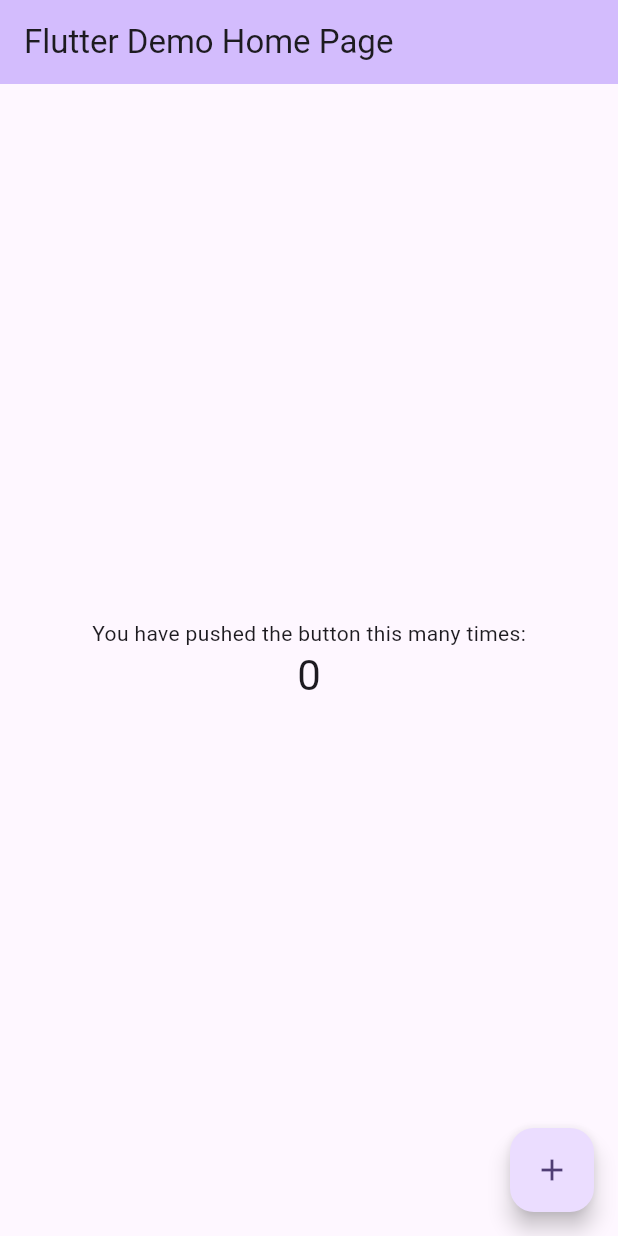
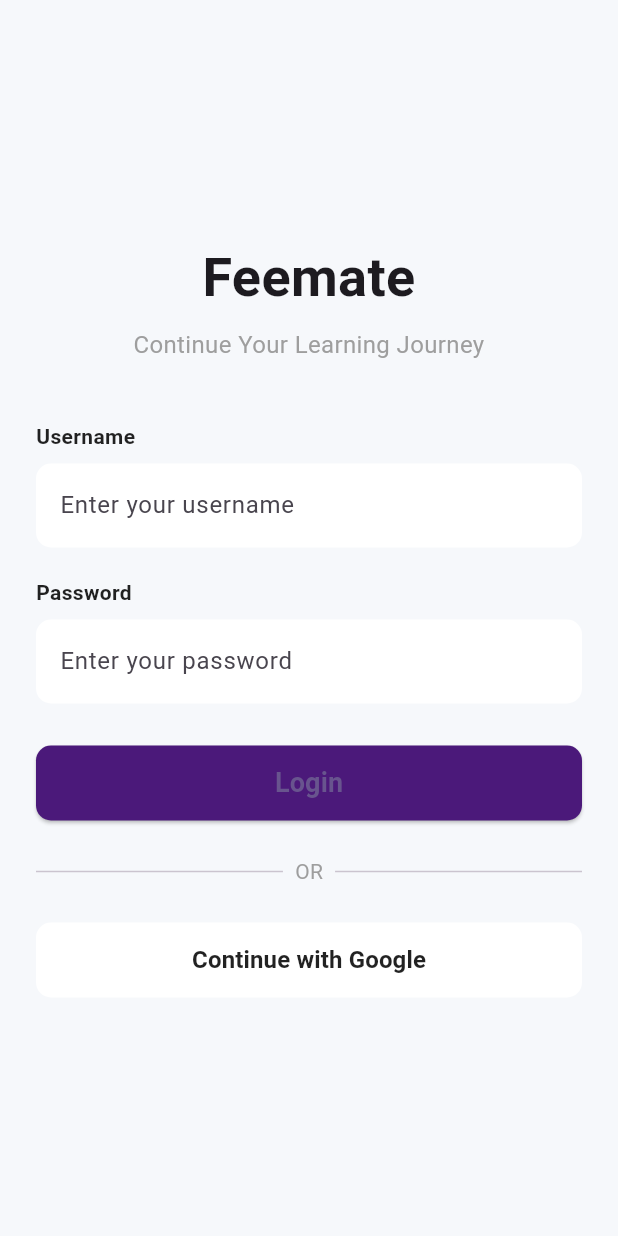
Before and after one commit to SMPDynamics/smpd_fee_mate_app, a Flutter app: the screen it shows after launch, on a phone screen of 412 x 824 dp. Run offline on Flutter 3.47's test engine with Material 3 defaults, Android fonts, the phone set to English and light mode, and no system bars; our stand-ins replace firebase_core, flutter_form_builder, flutter_svg, font_awesome_flutter, form_builder_validators; accounts and stored records are empty.

Commit message:
login page first PR -test

```diff
--- /dev/null
+++ b/lib/login_page.dart
@@ -0,0 +1,135 @@
+import 'package:flutter/material.dart';
+
+class LoginPage extends StatelessWidget {
+  const LoginPage({super.key});
+
+  @override
+  Widget build(BuildContext context) {
+    return Scaffold(
+      backgroundColor: const Color(0xFFF6F8FB),
+      body: Center(
+        child: SingleChildScrollView(
+          child: Padding(
+            padding: const EdgeInsets.symmetric(horizontal: 24.0),
+            child: Column(
+              mainAxisAlignment: MainAxisAlignment.center,
+              crossAxisAlignment: CrossAxisAlignment.stretch,
+              children: [
+                const SizedBox(height: 40),
+                const Text(
+                  'Feemate',
+                  textAlign: TextAlign.center,
+                  style: TextStyle(
+                    fontSize: 36,
+                    fontWeight: FontWeight.bold,
+                  ),
+                ),
+                const SizedBox(height: 8),
+                const Text(
+                  'Continue Your Learning Journey',
+                  textAlign: TextAlign.center,
+                  style: TextStyle(
+                    fontSize: 16,
+                    color: Colors.grey,
+                  ),
+                ),
+                const SizedBox(height: 40),
+                const Text(
+                  'Username',
+                  style: TextStyle(
+                    fontWeight: FontWeight.bold,
+                    color: Colors.black87,
+                  ),
+                ),
+                const SizedBox(height: 8),
+                TextField(
+                  decoration: InputDecoration(
+                    hintText: 'Enter your username',
+                    filled: true,
+                    fillColor: Colors.white,
+                    border: OutlineInputBorder(
+                      borderRadius: BorderRadius.all(Radius.circular(10)),
+                      borderSide: BorderSide.none,
+                    ),
+                  ),
+                ),
+                const SizedBox(height: 20),
+                const Text(
+                  'Password',
+                  style: TextStyle(
+                    fontWeight: FontWeight.bold,
+                    color: Colors.black87,
+                  ),
+                ),
+                const SizedBox(height: 8),
+                TextField(
+                  obscureText: true,
+                  decoration: InputDecoration(
+                    hintText: 'Enter your password',
+                    filled: true,
+                    fillColor: Colors.white,
+                    border: OutlineInputBorder(
+                      borderRadius: BorderRadius.all(Radius.circular(10)),
+                      borderSide: BorderSide.none,
+                    ),
+                  ),
+                ),
+                const SizedBox(height: 28),
+                SizedBox(
+                  height: 50,
+                  child: ElevatedButton(
+                    style: ElevatedButton.styleFrom(
+                      backgroundColor: Color(0xFF4B197A),
+                      shape: RoundedRectangleBorder(
+                        borderRadius: BorderRadius.circular(10),
+                      ),
+                    ),
+                    onPressed: () {},
+                    child: const Text(
+                      'Login',
+                      style: TextStyle(fontSize: 18, fontWeight: FontWeight.bold),
+                    ),
+                  ),
+                ),
+                const SizedBox(height: 24),
+                Row(
+                  children: const [
+                    Expanded(child: Divider()),
+                    Padding(
+                      padding: EdgeInsets.symmetric(horizontal: 8.0),
+                      child: Text('OR', style: TextStyle(color: Colors.grey)),
+                    ),
+                    Expanded(child: Divider()),
+                  ],
+                ),
+                const SizedBox(height: 24),
+                SizedBox(
+                  height: 50,
+                  child: OutlinedButton.icon(
+                    style: OutlinedButton.styleFrom(
+                      backgroundColor: Colors.white,
+                      side: BorderSide(color: Colors.transparent),
+                      shape: RoundedRectangleBorder(
+                        borderRadius: BorderRadius.circular(10),
+                      ),
+                    ),
+                    label: const Text(
+                      'Continue with Google',
+                      style: TextStyle(
+                        color: Colors.black87,
+                        fontWeight: FontWeight.bold,
+                        fontSize: 16,
+                      ),
+                    ),
+                    onPressed: () {},
+                  ),
+                ),
+                const SizedBox(height: 40),
+              ],
+            ),
+          ),
+        ),
+      ),
+    );
+  }
+}
--- a/lib/main.dart
+++ b/lib/main.dart
@@ -1,4 +1,5 @@
 import 'package:flutter/material.dart';
+import 'login_page.dart';
 
 void main() {
   runApp(const MyApp());
@@ -11,7 +12,7 @@
   @override
   Widget build(BuildContext context) {
     return MaterialApp(
-      title: 'Flutter Demo',
+      title: 'Feemate',
       theme: ThemeData(
         // This is the theme of your application.
         //
@@ -30,93 +31,7 @@
         // tested with just a hot reload.
         colorScheme: ColorScheme.fromSeed(seedColor: Colors.deepPurple),
       ),
-      home: const MyHomePage(title: 'Flutter Demo Home Page'),
+      home: const LoginPage(),
     );
   }
 }
-
-class MyHomePage extends StatefulWidget {
-  const MyHomePage({super.key, required this.title});
-
-  // This widget is the home page of your application. It is stateful, meaning
-  // that it has a State object (defined below) that contains fields that affect
-  // how it looks.
-
-  // This class is the configuration for the state. It holds the values (in this
-  // case the title) provided by the parent (in this case the App widget) and
-  // used by the build method of the State. Fields in a Widget subclass are
-  // always marked "final".
-
-  final String title;
-
-  @override
-  State<MyHomePage> createState() => _MyHomePageState();
-}
-
-class _MyHomePageState extends State<MyHomePage> {
-  int _counter = 0;
-
-  void _incrementCounter() {
-    setState(() {
-      // This call to setState tells the Flutter framework that something has
-      // changed in this State, which causes it to rerun the build method below
-      // so that the display can reflect the updated values. If we changed
-      // _counter without calling setState(), then the build method would not be
-      // called again, and so nothing would appear to happen.
-      _counter++;
-    });
-  }
-
-  @override
-  Widget build(BuildContext context) {
-    // This method is rerun every time setState is called, for instance as done
-    // by the _incrementCounter method above.
-    //
-    // The Flutter framework has been optimized to make rerunning build methods
-    // fast, so that you can just rebuild anything that needs updating rather
-    // than having to individually change instances of widgets.
-    return Scaffold(
-      appBar: AppBar(
-        // TRY THIS: Try changing the color here to a specific color (to
-        // Colors.amber, perhaps?) and trigger a hot reload to see the AppBar
-        // change color while the other colors stay the same.
-        backgroundColor: Theme.of(context).colorScheme.inversePrimary,
-        // Here we take the value from the MyHomePage object that was created by
-        // the App.build method, and use it to set our appbar title.
-        title: Text(widget.title),
-      ),
-      body: Center(
-        // Center is a layout widget. It takes a single child and positions it
-        // in the middle of the parent.
-        child: Column(
-          // Column is also a layout widget. It takes a list of children and
-          // arranges them vertically. By default, it sizes itself to fit its
-          // children horizontally, and tries to be as tall as its parent.
-          //
-          // Column has various properties to control how it sizes itself and
-          // how it positions its children. Here we use mainAxisAlignment to
-          // center the children vertically; the main axis here is the vertical
-          // axis because Columns are vertical (the cross axis would be
-          // horizontal).
-          //
-          // TRY THIS: Invoke "debug painting" (choose the "Toggle Debug Paint"
-          // action in the IDE, or press "p" in the console), to see the
-          // wireframe for each widget.
-          mainAxisAlignment: MainAxisAlignment.center,
-          children: <Widget>[
-            const Text('You have pushed the button this many times:'),
-            Text(
-              '$_counter',
-              style: Theme.of(context).textTheme.headlineMedium,
-            ),
-          ],
-        ),
-      ),
-      floatingActionButton: FloatingActionButton(
-        onPressed: _incrementCounter,
-        tooltip: 'Increment',
-        child: const Icon(Icons.add),
-      ), // This trailing comma makes auto-formatting nicer for build methods.
-    );
-  }
-}
```
